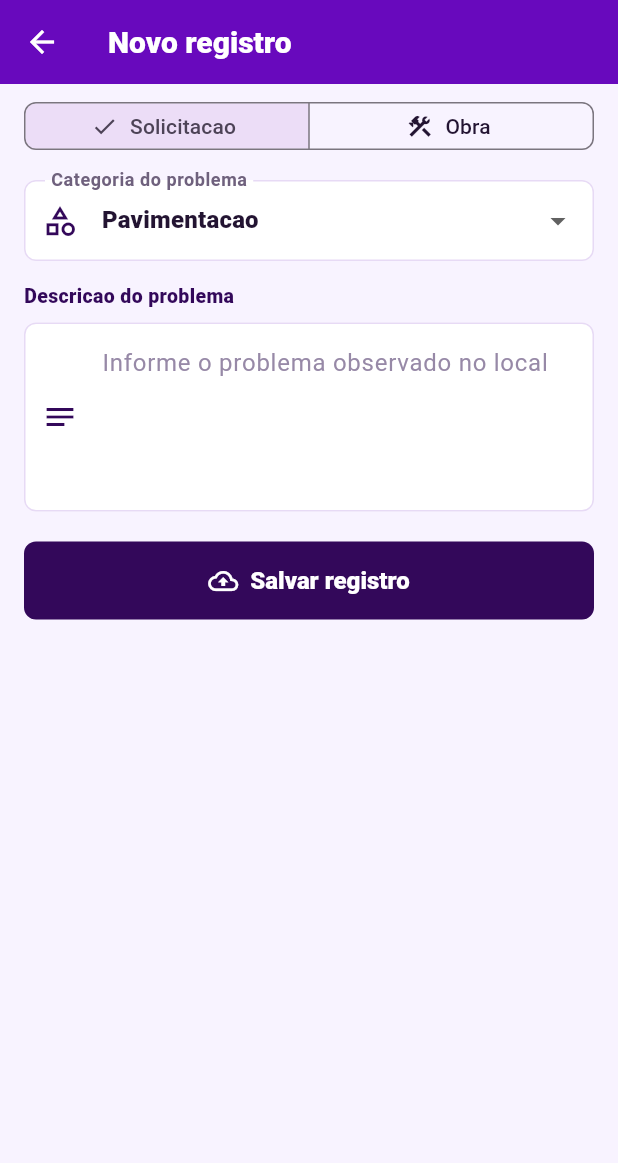
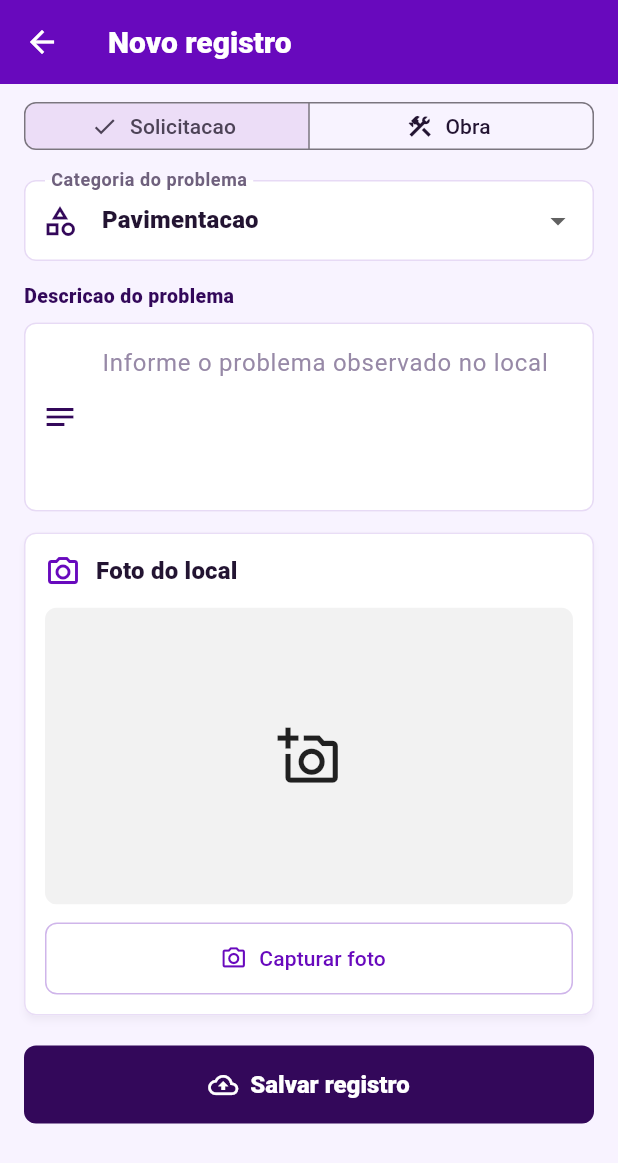
Before and after one commit to AppLab-Mobile-UFRN-2026-1/App-Censo, a Flutter app: the NewOccurrenceScreen screen opened by its route, on a phone screen of 412 x 824 dp. Shown: the top 1163 px of the screen. Run offline on Flutter 3.47's test engine with Material 3 defaults, Android fonts, the phone set to English and light mode, and no system bars; our stand-ins replace flutter_map, geocoding, geolocator, image_picker, latlong2, permission_handler and 1 more; accounts and stored records are empty; Roboto replaces fonts that are missing (sans).

Commit message:
feat: exigir foto capturada no cadastro

```diff
--- a/lib/screens/new_occurrence_screen.dart
+++ b/lib/screens/new_occurrence_screen.dart
@@ -1,9 +1,11 @@
 import 'package:flutter/material.dart';
+import 'package:image_picker/image_picker.dart';
 
 import '../models/occurrence.dart';
 import '../widgets/app_text_field.dart';
 import '../widgets/occurrence_type_selector.dart';
 import '../widgets/primary_button.dart';
+import '../widgets/photo_capture_field.dart';
 
 class NewOccurrenceScreen extends StatefulWidget {
   const NewOccurrenceScreen({super.key});
@@ -18,9 +20,11 @@ class _NewOccurrenceScreenState extends State<NewOccurrenceScreen> {
   final _formKey = GlobalKey<FormState>();
   final _descriptionController = TextEditingController();
 
+
   OccurrenceType _type = OccurrenceType.request;
   String? _category = OccurrenceOptions.requestCategories.first;
   String? _stage = OccurrenceOptions.workStages.first;
+  XFile? _photo;
 
   @override
   void dispose() {
@@ -30,6 +34,13 @@ class _NewOccurrenceScreenState extends State<NewOccurrenceScreen> {
 
   void _submit() {
     if (!_formKey.currentState!.validate()) return;
+
+    if (_photo == null) {
+      ScaffoldMessenger.of(context).showSnackBar(
+        const SnackBar(content: Text('Capture uma foto do local.')),
+      );
+      return;
+    }
 
     ScaffoldMessenger.of(context).showSnackBar(
       const SnackBar(
@@ -76,6 +87,11 @@ class _NewOccurrenceScreenState extends State<NewOccurrenceScreen> {
                   }
                   return null;
                 },
+              ),
+              const SizedBox(height: 14),
+              PhotoCaptureField(
+                photo: _photo,
+                onPhotoCaptured: (photo) => setState(() => _photo = photo),
               ),
               const SizedBox(height: 20),
               PrimaryButton(
--- /dev/null
+++ b/lib/widgets/photo_capture_field.dart
@@ -0,0 +1,153 @@
+import 'package:flutter/foundation.dart';
+import 'package:flutter/material.dart';
+import 'package:image_picker/image_picker.dart';
+import 'package:permission_handler/permission_handler.dart';
+
+class PhotoCaptureField extends StatefulWidget {
+  const PhotoCaptureField({
+    required this.photo,
+    required this.onPhotoCaptured,
+    super.key,
+  });
+
+  final XFile? photo;
+  final ValueChanged<XFile> onPhotoCaptured;
+
+  @override
+  State<PhotoCaptureField> createState() => _PhotoCaptureFieldState();
+}
+
+class _PhotoCaptureFieldState extends State<PhotoCaptureField> {
+  final _picker = ImagePicker();
+  bool _capturing = false;
+
+  Future<void> _capture() async {
+    setState(() => _capturing = true);
+    try {
+      if (!kIsWeb) {
+        final permission = await Permission.camera.request();
+        if (!permission.isGranted) {
+          if (!mounted) return;
+          ScaffoldMessenger.of(context).showSnackBar(
+            const SnackBar(content: Text('Permita o uso da camera.')),
+          );
+          return;
+        }
+      }
+
+      final photo = await _picker.pickImage(
+        source: ImageSource.camera,
+        imageQuality: 78,
+        maxWidth: 1600,
+      );
+      if (photo != null) {
+        widget.onPhotoCaptured(photo);
+      }
+    } finally {
+      if (mounted) {
+        setState(() => _capturing = false);
+      }
+    }
+  }
+
+  @override
+  Widget build(BuildContext context) {
+    final photo = widget.photo;
+    return Card(
+      child: Padding(
+        padding: const EdgeInsets.all(14),
+        child: Column(
+          crossAxisAlignment: CrossAxisAlignment.stretch,
+          children: [
+            Row(
+              children: [
+                Icon(
+                  Icons.photo_camera_outlined,
+                  color: Theme.of(context).colorScheme.primary,
+                ),
+                const SizedBox(width: 10),
+                Expanded(
+                  child: Text(
+                    'Foto do local',
+                    style: Theme.of(context).textTheme.titleMedium?.copyWith(
+                      fontWeight: FontWeight.w800,
+                    ),
+                  ),
+                ),
+              ],
+            ),
+            const SizedBox(height: 12),
+            ClipRRect(
+              borderRadius: BorderRadius.circular(8),
+              child: AspectRatio(
+                aspectRatio: 16 / 9,
+                child: photo == null
+                    ? Container(
+                        color: Colors.black.withValues(alpha: 0.05),
+                        alignment: Alignment.center,
+                        child: const Icon(Icons.add_a_photo_outlined, size: 42),
+                      )
+                    : _PhotoPreview(photo: photo),
+              ),
+            ),
+            const SizedBox(height: 12),
+            OutlinedButton.icon(
+              onPressed: _capturing ? null : _capture,
+              icon: _capturing
+                  ? const SizedBox.square(
+                      dimension: 18,
+                      child: CircularProgressIndicator(strokeWidth: 2),
+                    )
+                  : const Icon(Icons.camera_alt_outlined),
+              label: Text(photo == null ? 'Capturar foto' : 'Refazer foto'),
+            ),
+          ],
+        ),
+      ),
+    );
+  }
+}
+
+class _PhotoPreview extends StatefulWidget {
+  const _PhotoPreview({required this.photo});
+
+  final XFile photo;
+
+  @override
+  State<_PhotoPreview> createState() => _PhotoPreviewState();
+}
+
+class _PhotoPreviewState extends State<_PhotoPreview> {
+  Uint8List? _bytes;
+
+  @override
+  void initState() {
+    super.initState();
+    _load();
+  }
+
+  @override
+  void didUpdateWidget(covariant _PhotoPreview oldWidget) {
+    super.didUpdateWidget(oldWidget);
+    if (oldWidget.photo.path != widget.photo.path) {
+      _load();
+    }
+  }
+
+  Future<void> _load() async {
+    final bytes = await widget.photo.readAsBytes();
+    if (mounted) {
+      setState(() => _bytes = bytes);
+    }
+  }
+
+  @override
+  Widget build(BuildContext context) {
+    final bytes = _bytes;
+    if (bytes == null) {
+      return const Center(child: CircularProgressIndicator(strokeWidth: 2));
+    }
+
+    return Image.memory(bytes, fit: BoxFit.cover);
+  }
+}
```
